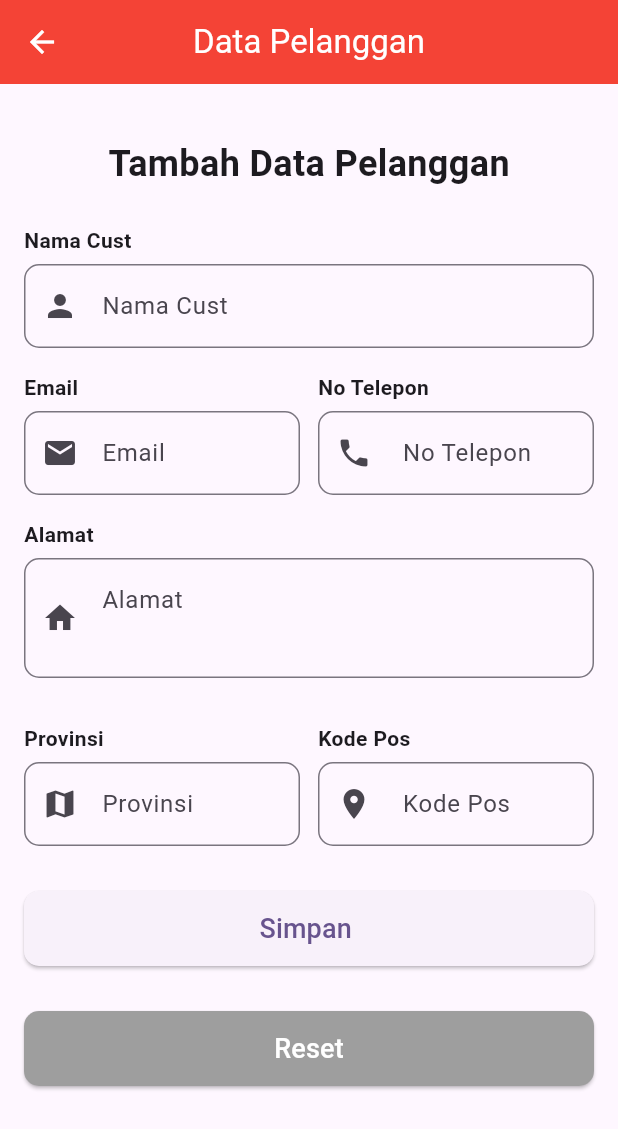
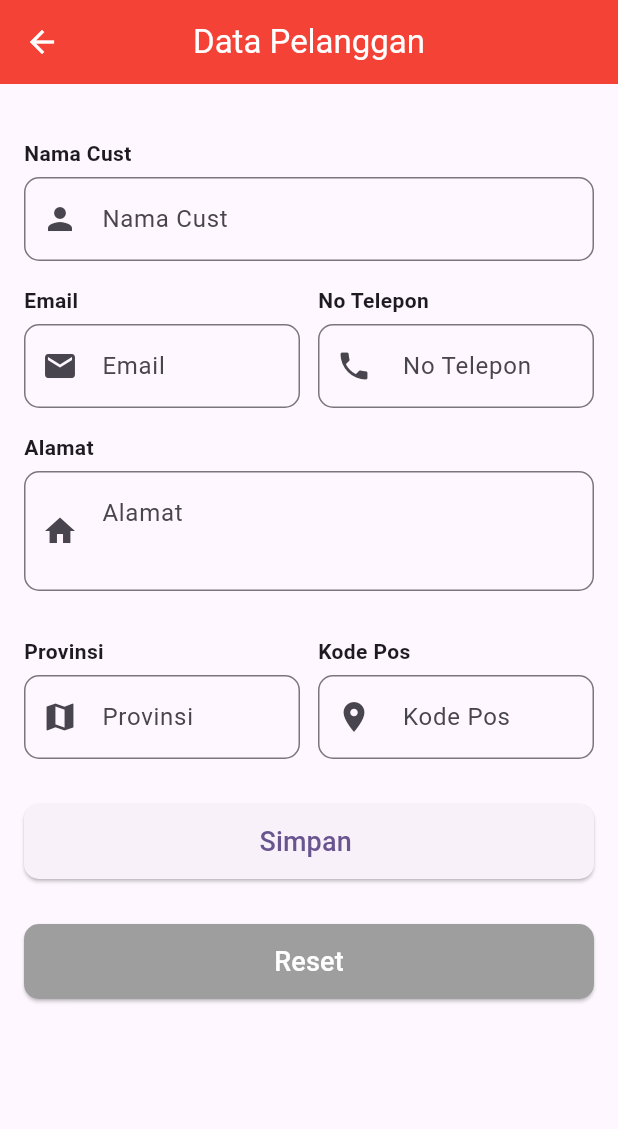
Before and after one commit to muthiasasi19/20220140167_UCP1Flutter, a Flutter app: the DataPelanggan screen opened directly, on a phone screen of 412 x 824 dp. Shown: the top 1129 px of the screen. Run offline on Flutter 3.47's test engine with Material 3 defaults, Android fonts, the phone set to English and light mode, and no system bars.

Commit message:
Menghapus teks yang tidak diperlukan

```diff
--- a/lib/Application/data_pelanggan.dart
+++ b/lib/Application/data_pelanggan.dart
@@ -77,13 +77,6 @@ class _DataPelangganState extends State<DataPelanggan> {
               crossAxisAlignment: CrossAxisAlignment.start,
               children: [
                 const SizedBox(height: 20),
-                Center(
-                  child: Text(
-                    'Tambah Data Pelanggan',
-                    style: TextStyle(fontSize: 24, fontWeight: FontWeight.bold),
-                  ),
-                ),
-                const SizedBox(height: 24),
 
                 // Nama
                 const Align(
```
